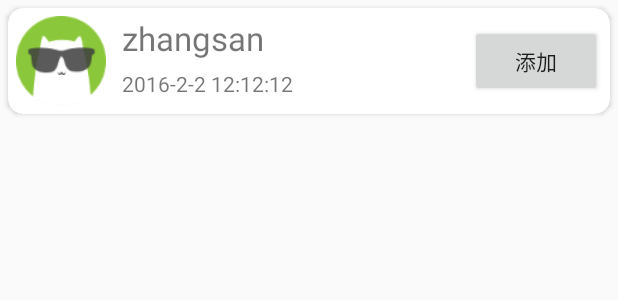
After one commit to JiaYang627/IMDemo, an Android app: the layout list_item_search.xml on its own in the app's theme, with its tools: preview values and no code run, on a phone screen of 412 x 824 dp. The commit adds this screen. Shown: the top 300 px of the screen. Run offline under Robolectric (Android 15) with nearby library versions, the phone set to English and light mode, and no system bars.

Commit message:
添加好友初始化

```diff
--- /dev/null
+++ b/app/src/main/res/layout/list_item_search.xml
@@ -0,0 +1,54 @@
+<?xml version="1.0" encoding="utf-8"?>
+<android.support.v7.widget.CardView
+    android:clickable="true"
+    xmlns:android="http://schemas.android.com/apk/res/android"
+    xmlns:app="http://schemas.android.com/apk/res-auto"
+    android:layout_width="match_parent"
+    android:foreground="?attr/selectableItemBackground"
+    android:layout_height="wrap_content"
+    android:layout_margin="5dp"
+    app:cardCornerRadius="10dp">
+
+    <RelativeLayout
+        android:layout_width="match_parent"
+        android:layout_height="wrap_content">
+
+        <ImageView
+            android:id="@+id/iv_avatar"
+            android:layout_width="60dp"
+            android:layout_height="60dp"
+            android:layout_centerVertical="true"
+            android:layout_margin="5dp"
+            android:src="@mipmap/avatar_9"/>
+
+        <TextView
+            android:id="@+id/tv_username"
+            android:layout_width="wrap_content"
+            android:layout_height="wrap_content"
+            android:layout_margin="5dp"
+            android:layout_toRightOf="@id/iv_avatar"
+            android:text="zhangsan"
+            android:textAllCaps="false"
+            android:textSize="22sp"/>
+
+        <TextView
+            android:id="@+id/tv_time"
+            android:layout_width="wrap_content"
+            android:layout_height="wrap_content"
+            android:layout_alignBottom="@id/iv_avatar"
+            android:layout_margin="5dp"
+            android:layout_toRightOf="@+id/iv_avatar"
+            android:text="2016-2-2 12:12:12"/>
+
+        <Button
+            android:id="@+id/btn_add"
+            android:layout_width="wrap_content"
+            android:layout_height="wrap_content"
+            android:layout_alignParentRight="true"
+            android:layout_centerVertical="true"
+            android:layout_margin="5dp"
+            android:text="添加"
+            android:textAllCaps="false"/>
+
+    </RelativeLayout>
+</android.support.v7.widget.CardView>
```
Also changed, not shown: app/src/main/java/com/jiayang/imdemo/common/IMAppDeletage.java (+8 -1 lines), app/src/main/java/com/jiayang/imdemo/p/activity/AddFriendActivityPst.java (+65 -0 lines), app/src/main/java/com/jiayang/imdemo/v/activity/AddFriendActivity.java (+59 -2 lines), app/src/main/java/com/jiayang/imdemo/v/adapter/AddFriendsAdapter.java (added, +87 -0 lines), app/src/main/java/com/jiayang/imdemo/v/iview/IaddFriendActivityView.java (+7 -0 lines).
